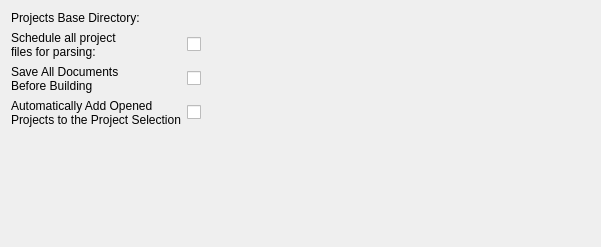
KDE/kdevelop, file shell/settings/projectsettings.ui: the form before one commit.
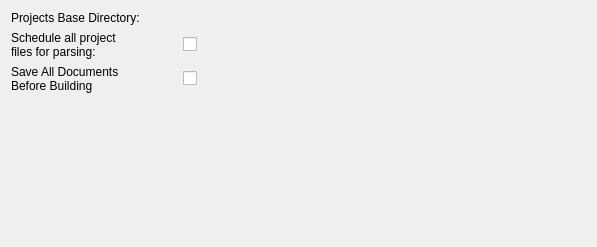
The form after the commit. Custom widgets are drawn as their Qt base class.

Commit message: Remove configuration option "Automatically add opened projects to the build set", as now only new projects are automatically added to build set - not anymore if the project has been removed.

Diff of the .ui file:
```diff
--- a/shell/settings/projectsettings.ui
+++ b/shell/settings/projectsettings.ui
@@ -80,21 +80,6 @@
      </property>
     </widget>
    </item>
-   <item row="3" column="0">
-    <widget class="QLabel" name="label_5">
-     <property name="text">
-      <string>Automatically Add Opened
-Projects to the Project Selection</string>
-     </property>
-    </widget>
-   </item>
-   <item row="3" column="1">
-    <widget class="QCheckBox" name="kcfg_autoAddProjectsToBuildset">
-     <property name="text">
-      <string/>
-     </property>
-    </widget>
-   </item>
   </layout>
  </widget>
  <customwidgets>
```
The commit also changes 2 other files.
